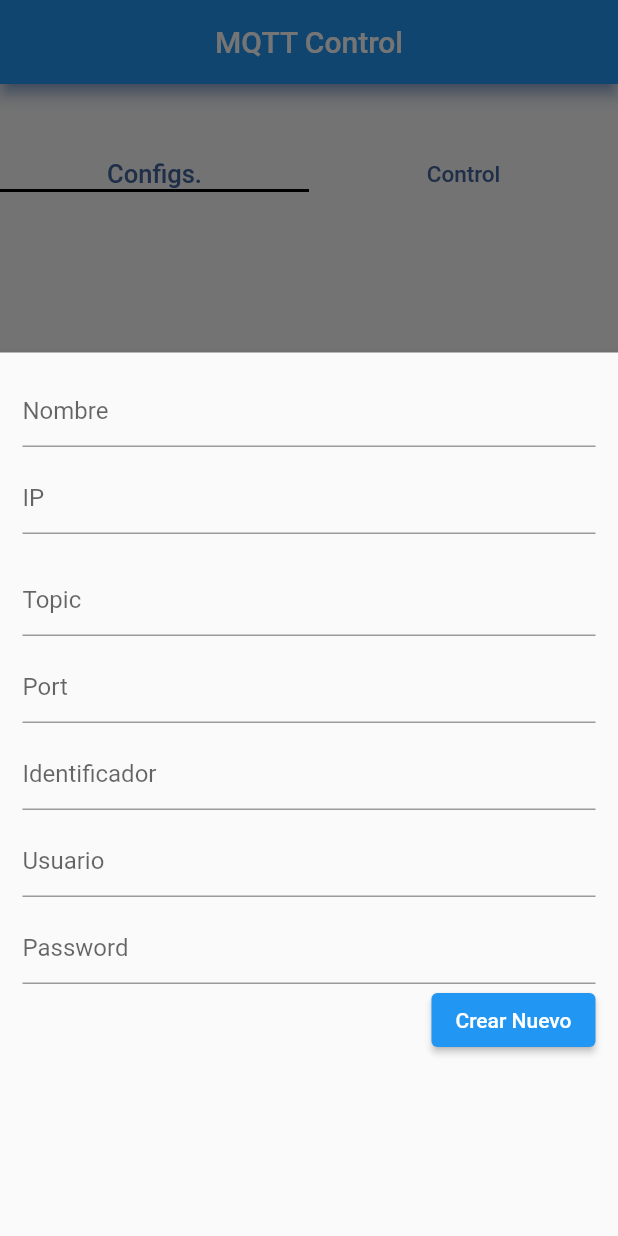
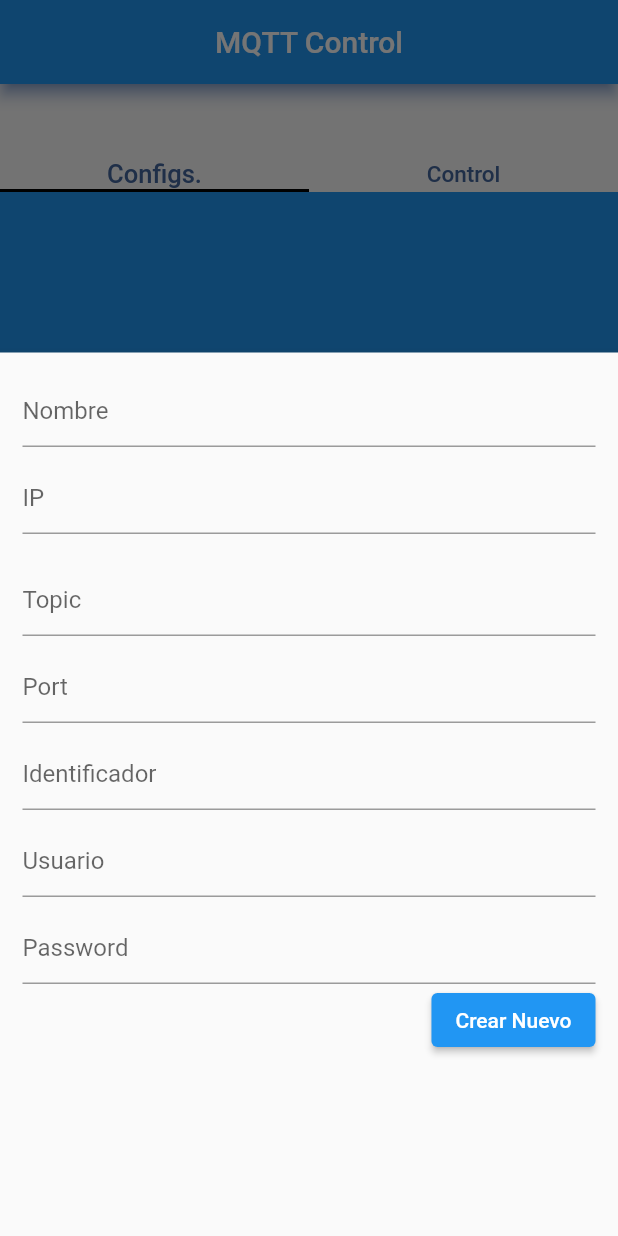
Before and after one commit to Guzzizander/mqtt_control_2, a Flutter app: the screen it shows after launch, after a tap on the "add" icon, on a phone screen of 412 x 824 dp. Run offline on Flutter 3.47's test engine with Material 2 defaults, Android fonts, the phone set to English and light mode, and no system bars; our stand-ins replace font_awesome_flutter, sqflite; missing offline and left inert: mqtt_client; accounts and stored records are empty.

```diff
--- a/lib/src/screens/config.dart
+++ b/lib/src/screens/config.dart
@@ -1,6 +1,7 @@
 import 'package:flutter/material.dart';
 import 'package:font_awesome_flutter/font_awesome_flutter.dart';
 import 'package:mqtt_client/mqtt_server_client.dart';
+import 'package:mqtt_client/mqtt_client.dart';
 import '../sql_helper.dart';
 import '../variables.dart' as vars;
 
@@ -192,7 +193,24 @@ class _Config extends State<Config> {
           ? const Center(
               child: CircularProgressIndicator(),
             )
-          : ListView.builder(
+          : Center(
+              child: Container(
+                child: Column(
+                  children: [
+                    Container(
+                      color: Colors.blue,
+                      height: 230,
+                      child: Align(
+                        alignment: Alignment.center,
+                        child: Text(
+                          vars.textoMensajes,
+                          maxLines: 5,
+                          textAlign: TextAlign.center,
+                        ),
+                      ),
+                    ),
+                    Expanded(
+                      child: ListView.builder(
                         itemCount: _conexiones.length,
                         itemBuilder: (context, index) => Card(
                           color: vars.cardColor,
@@ -213,7 +231,8 @@ class _Config extends State<Config> {
                                 vars.broker = _conexiones[index]['ip'];
                                 vars.topic = _conexiones[index]['topic'];
                                 vars.port = _conexiones[index]['port'];
-                      vars.identificador = _conexiones[index]['identificador'];
+                                vars.identificador =
+                                    _conexiones[index]['identificador'];
                                 // Cambia a la Pantalla de conexion
                                 //DefaultTabController.of(context)!.animateTo(1);
                               },
@@ -223,7 +242,8 @@ class _Config extends State<Config> {
                                   children: [
                                     IconButton(
                                       icon: ((vars.estado) &&
-                                    (_conexiones[index]['id'] == vars.id))
+                                              (_conexiones[index]['id'] ==
+                                                  vars.id))
                                           ? FaIcon((FontAwesomeIcons.link),
                                               //color: vars.iconColor)
                                               color: Colors.blueAccent)
@@ -233,12 +253,17 @@ class _Config extends State<Config> {
                                       onPressed: () {
                                         if (!vars.estado) {
                                           vars.id = _conexiones[index]['id'];
-                                vars.nombre = _conexiones[index]['nombre'];
-                                vars.broker = _conexiones[index]['ip'];
-                                vars.topic = _conexiones[index]['topic'];
-                                vars.port = _conexiones[index]['port'];
+                                          vars.nombre =
+                                              _conexiones[index]['nombre'];
+                                          vars.broker =
+                                              _conexiones[index]['ip'];
+                                          vars.topic =
+                                              _conexiones[index]['topic'];
+                                          vars.port =
+                                              _conexiones[index]['port'];
                                           vars.identificador =
-                                    _conexiones[index]['identificador'];
+                                              _conexiones[index]
+                                                  ['identificador'];
                                           brokerSetup();
                                         } else {
                                           setState(() {
@@ -266,6 +291,11 @@ class _Config extends State<Config> {
                               )),
                         ),
                       ),
+                    ),
+                  ],
+                ),
+              ),
+            ),
       floatingActionButton: FloatingActionButton(
         child: const Icon(Icons.add),
         onPressed: () => _showForm(null),
@@ -291,9 +321,9 @@ class _Config extends State<Config> {
       setState(() {
         vars.mensaje = 'ERROR DE CONNEXION';
         vars.iconColor = Colors.redAccent;
+        vars.textoMensajes = '$e';
       });
       //print('Exception: $e');
-
     }
     return vars.client!;
   }
@@ -305,6 +335,7 @@ class _Config extends State<Config> {
       vars.mensaje = 'CONECTADO';
       vars.estado = true;
       vars.iconColor = Colors.blueAccent;
+      vars.textoMensajes = 'CONECTADO';
     });
     DefaultTabController.of(context)!.animateTo(1);
   }
--- a/lib/src/variables.dart
+++ b/lib/src/variables.dart
@@ -19,3 +19,4 @@ Color cardColor = const Color.fromARGB(255, 194, 191, 191);
 //FaIcon iconParo = FaIcon(FontAwesomeIcons.solidCircleStop);
 FaIcon iconMarcha = FaIcon(FontAwesomeIcons.solidCirclePlay);
 Color iconMarchaColor = Colors.redAccent;
+String textoMensajes = 'Hola Radiola';
```
Also changed, not shown: 2 other files. Lines whose indentation alone changed are shown as unchanged.
